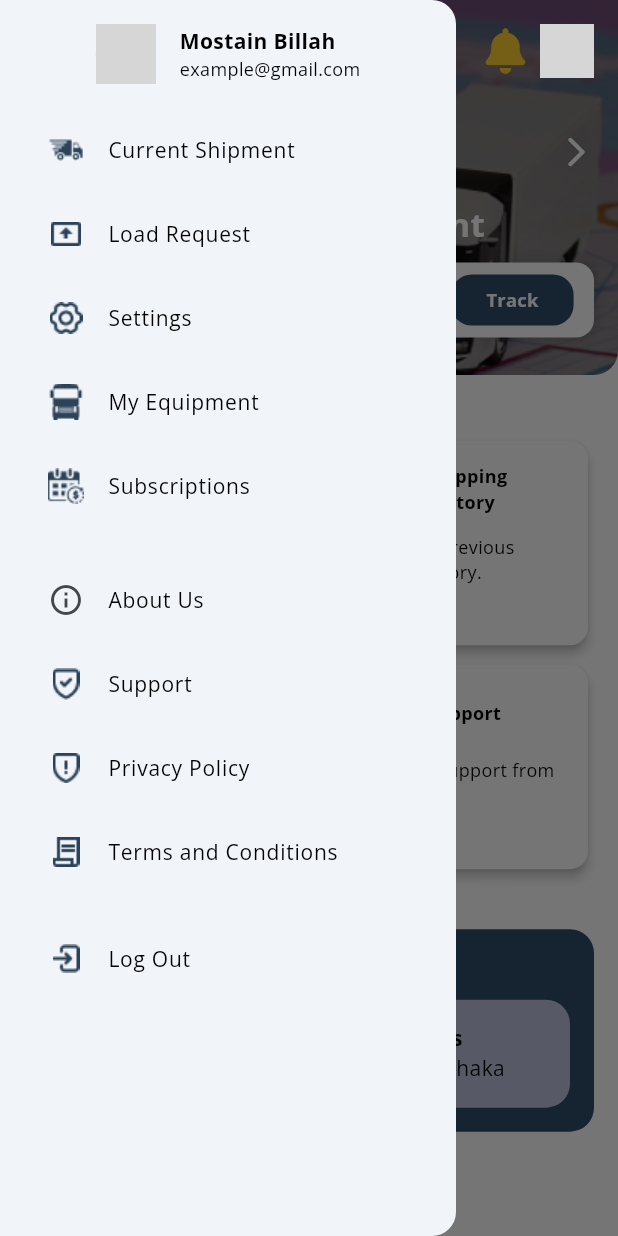
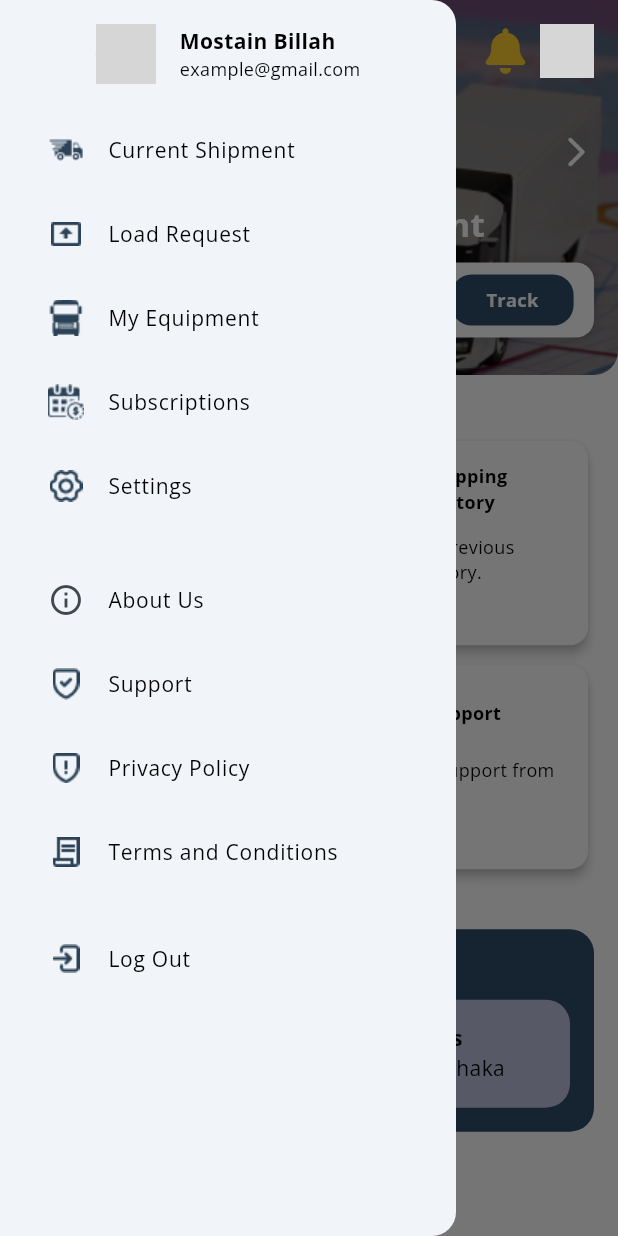
Before and after one commit to Shakil-Shak/ootms, a Flutter app: the DriverHomePage screen opened directly, with the side drawer open, on a phone screen of 412 x 824 dp. Run offline on Flutter 3.47's test engine with Material 3 defaults, Android fonts, the phone set to English and light mode, and no system bars; our stand-ins replace carousel_slider, dotted_border, flutter_map, flutter_spinkit, font_awesome_flutter, google_fonts and 1 more; grey boxes are pictures that could not be loaded.

Commit message:
10/22/24

```diff
--- a/lib/presentation/screens/role/driver/home/driver_drawer.dart
+++ b/lib/presentation/screens/role/driver/home/driver_drawer.dart
@@ -70,14 +70,6 @@ Widget driverCustomDrawer(BuildContext context) {
             ),
 
             DrawerMenuItem(
-              iconPath: 'assets/icons/settings.png',
-              text: 'Settings',
-              onTap: () {
-                Navigator.pop(context);
-                animetedNavigationPush(DriverSettingsPage(), context);
-              },
-            ),
-            DrawerMenuItem(
               iconPath: 'assets/icons/user home page/truck-svgrepo-com 1.png',
               text: 'My Equipment',
               onTap: () {
@@ -92,6 +84,15 @@ Widget driverCustomDrawer(BuildContext context) {
               onTap: () {
                 Navigator.pop(context);
                 animetedNavigationPush(SubscriptionPage(), context);
+              },
+            ),
+
+            DrawerMenuItem(
+              iconPath: 'assets/icons/settings.png',
+              text: 'Settings',
+              onTap: () {
+                Navigator.pop(context);
+                animetedNavigationPush(DriverSettingsPage(), context);
               },
             ),
             SizedBox(
--- a/lib/presentation/screens/role/driver/home/driver_home_page.dart
+++ b/lib/presentation/screens/role/driver/home/driver_home_page.dart
@@ -9,6 +9,8 @@ import 'package:ootms/presentation/screens/role/driver/find_load/driver_find_loa
 import 'package:ootms/presentation/screens/role/driver/home/driver_drawer.dart';
 import 'package:ootms/presentation/screens/role/driver/home/driver_set_location.dart';
 import 'package:ootms/presentation/screens/role/driver/home/driver_support.dart';
+import 'package:ootms/presentation/screens/role/driver/notification/driver_all_notifications.dart';
+import 'package:ootms/presentation/screens/role/driver/profile/driver_profile.dart';
 import 'package:ootms/presentation/screens/role/driver/shipping/driver_shipping_history.dart';
 
 class DriverHomePage extends StatefulWidget {
@@ -77,18 +79,30 @@ class _DriverHomePageState extends State<DriverHomePage> {
                             // Notification bell
                             // Image.asset(
                             //     "assets/icons/user home page/notify.png"),
-                            const FaIcon(
-                              FontAwesomeIcons.solidBell,
-                              color: Color.fromRGBO(255, 206, 49, 1),
-                              size: 30,
+                            InkWell(
+                              onTap: () {
+                                animetedNavigationPush(
+                                    DriverAllNotificationsPage(), context);
+                              },
+                              child: const FaIcon(
+                                FontAwesomeIcons.solidBell,
+                                color: Color.fromRGBO(255, 206, 49, 1),
+                                size: 30,
+                              ),
                             ),
                             const SizedBox(width: 10),
                             // Profile avatar
-                            const CircleAvatar(
-                              backgroundColor: AppColor.black,
-                              backgroundImage:
-                                  AssetImage('assets/icons/profile_icon_2.png'),
-                              radius: 18,
+                            InkWell(
+                              onTap: () {
+                                animetedNavigationPush(
+                                    DriverProfile(), context);
+                              },
+                              child: const CircleAvatar(
+                                backgroundColor: AppColor.black,
+                                backgroundImage: AssetImage(
+                                    'assets/icons/profile_icon_2.png'),
+                                radius: 18,
+                              ),
                             ),
                           ],
                         ),
```
Also changed, not shown: lib/presentation/screens/role/user/home/user_home_page.dart (+20 -7 lines).
